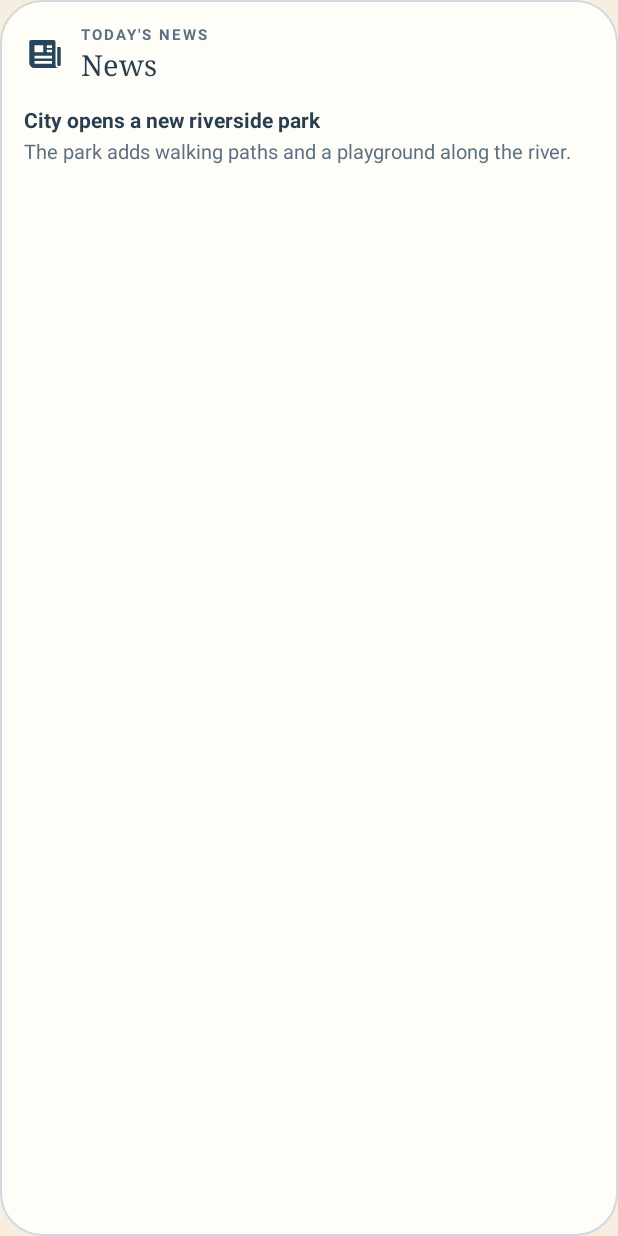
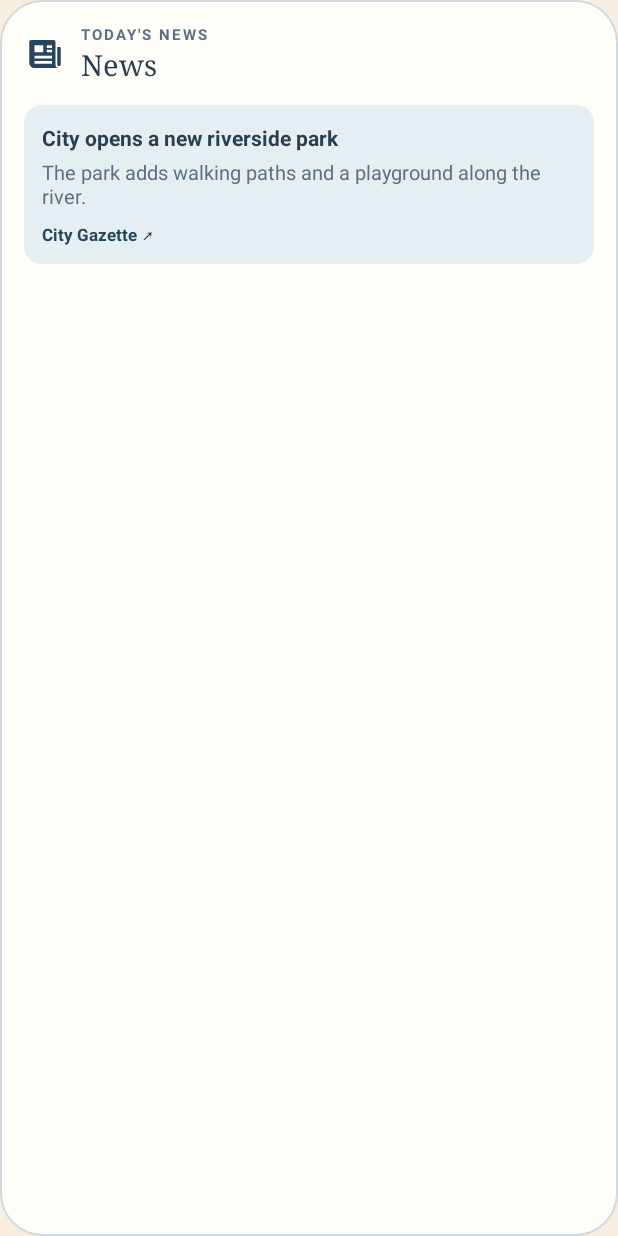
Before and after one commit to S-Sebb/GoodMorning, an Android app: the layout widget_preview_news.xml on its own in the app's theme, with its tools: preview values and no code run, on a phone screen of 412 x 824 dp. Run offline under Robolectric (Android 15) with nearby library versions, the light colour scheme and no system bars.

Commit message:
News widget: one card per story with a short summary and its publishers (#116)

```diff
--- /dev/null
+++ b/android/app/src/main/res/drawable/preview_tile.xml
@@ -0,0 +1,5 @@
+<?xml version="1.0" encoding="utf-8"?>
+<shape xmlns:android="http://schemas.android.com/apk/res/android">
+    <solid android:color="@color/preview_wash" />
+    <corners android:radius="12dp" />
+</shape>
--- /dev/null
+++ b/android/app/src/main/res/drawable/round_tile.xml
@@ -0,0 +1,6 @@
+<?xml version="1.0" encoding="utf-8"?>
+<!-- White, so widgets can tint it with the account's palette. -->
+<shape xmlns:android="http://schemas.android.com/apk/res/android" android:shape="rectangle">
+    <solid android:color="#FFFFFFFF" />
+    <corners android:radius="12dp" />
+</shape>
--- a/android/app/src/main/res/layout/widget_preview_news.xml
+++ b/android/app/src/main/res/layout/widget_preview_news.xml
@@ -15,6 +15,9 @@
             <TextView android:layout_width="wrap_content" android:layout_height="wrap_content" android:fontFamily="serif" android:text="@string/widget_news_name" android:textColor="@color/preview_ink" android:textSize="19sp" />
         </LinearLayout>
     </LinearLayout>
-    <TextView android:layout_width="wrap_content" android:layout_height="wrap_content" android:layout_marginTop="14dp" android:text="@string/preview_news_headline" android:textColor="@color/preview_ink" android:textSize="14sp" android:textStyle="bold" />
-    <TextView android:layout_width="wrap_content" android:layout_height="wrap_content" android:layout_marginTop="2dp" android:text="@string/preview_news_summary" android:textColor="@color/preview_muted" android:textSize="13sp" />
+    <LinearLayout android:layout_width="match_parent" android:layout_height="wrap_content" android:layout_marginTop="14dp" android:background="@drawable/preview_tile" android:orientation="vertical" android:padding="12dp">
+        <TextView android:layout_width="wrap_content" android:layout_height="wrap_content" android:text="@string/preview_news_headline" android:textColor="@color/preview_ink" android:textSize="14sp" android:textStyle="bold" />
+        <TextView android:layout_width="wrap_content" android:layout_height="wrap_content" android:layout_marginTop="4dp" android:text="@string/preview_news_summary" android:textColor="@color/preview_muted" android:textSize="13sp" />
+        <TextView android:layout_width="wrap_content" android:layout_height="wrap_content" android:layout_marginTop="8dp" android:text="@string/preview_news_source" android:textColor="@color/preview_accent" android:textSize="11sp" android:textStyle="bold" />
+    </LinearLayout>
 </LinearLayout>
--- a/android/app/src/main/res/values-night/colors.xml
+++ b/android/app/src/main/res/values-night/colors.xml
@@ -11,4 +11,5 @@
     <color name="preview_muted">#B0BED6</color>
     <color name="preview_accent">#B8C9F4</color>
     <color name="preview_line">#2D3D59</color>
+    <color name="preview_wash">#1B2A44</color>
 </resources>
--- a/android/app/src/main/res/values/colors.xml
+++ b/android/app/src/main/res/values/colors.xml
@@ -16,4 +16,5 @@
     <color name="preview_muted">#5B7083</color>
     <color name="preview_accent">#27465E</color>
     <color name="preview_line">#CFDAE0</color>
+    <color name="preview_wash">#E5EEF3</color>
 </resources>
--- a/android/app/src/main/res/values/strings.xml
+++ b/android/app/src/main/res/values/strings.xml
@@ -100,6 +100,7 @@
     <string name="preview_briefing_section">News</string>
     <string name="preview_news_headline">City opens a new riverside park</string>
     <string name="preview_news_summary">The park adds walking paths and a playground along the river.</string>
+    <string name="preview_news_source">City Gazette  ↗</string>
     <string name="link_copy">Copy code</string>
     <string name="link_copied">Code copied.</string>
     <string name="link_in_app">Link in GoodMorning</string>
```
Also changed, not shown: android/app/src/main/java/me/love765/goodmorning/ListService.java (+14 -3 lines), android/app/src/main/res/layout/row_category.xml (added, +30 -0 lines), android/app/src/main/res/layout/row_story.xml (added, +54 -0 lines), 4 other files.
